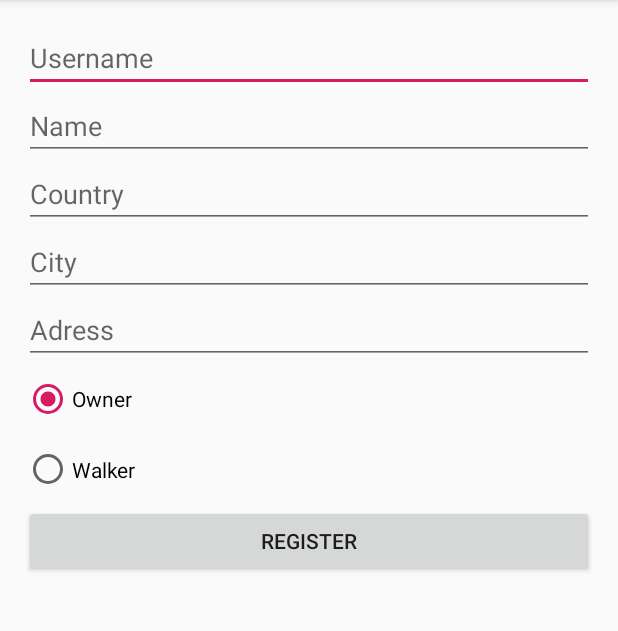
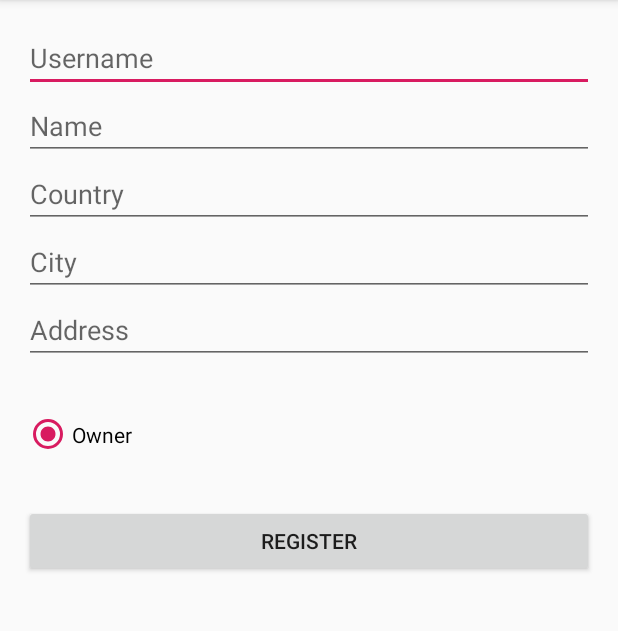
Before and after one commit to Mokkants/DogeAppMobile, an Android app: the RegisterActivity screen opened directly, with no data from a screen before it, on a phone screen of 412 x 824 dp, the part 84-715 px from its top. Run offline under Robolectric (Android 15) with nearby library versions, the phone set to English and light mode, and no system bars; our stand-ins replace Volley; network calls fail.

Commit message:
Fixed login procedure, removed unnecessary register fields, enabled loading screen on login

```diff
--- a/app/src/main/AndroidManifest.xml
+++ b/app/src/main/AndroidManifest.xml
@@ -13,6 +13,7 @@
         android:icon="@mipmap/ic_launcher"
         android:label="@string/app_name"
         android:roundIcon="@mipmap/ic_launcher_round"
+        android:usesCleartextTraffic="true"
         android:supportsRtl="true"
         android:theme="@style/AppTheme">
         <activity
--- a/app/src/main/res/layout/activity_register.xml
+++ b/app/src/main/res/layout/activity_register.xml
@@ -9,7 +9,7 @@
     android:paddingTop="@dimen/activity_vertical_margin"
     android:paddingRight="@dimen/activity_horizontal_margin"
     android:paddingBottom="@dimen/activity_vertical_margin"
-    tools:context="Activities.LoginActivity">
+    tools:context="LoginActivity">
 
     <EditText
         android:id="@+id/reg_username"
@@ -49,7 +49,7 @@
         android:layout_height="wrap_content"
         android:ems="10"
         android:inputType="textPersonName"
-        android:hint="Adress" />
+        android:hint="Address" />
 
     <RadioGroup
         android:id="@+id/user_radio"
@@ -67,16 +67,6 @@
             />
 
 
-        <RadioButton
-            android:id="@+id/WALKER"
-            android:layout_width="96dp"
-            android:layout_height="wrap_content"
-            android:layout_weight="1"
-
-            android:checked="false"
-            android:duplicateParentState="false"
-            android:text="Walker"
-            android:visibility="visible" />
     </RadioGroup>
 
     <Button
```
Also changed, not shown: app/src/main/java/com/doge/dogeapp/Activities/LoginActivity.java (+27 -109 lines), app/src/main/java/com/doge/dogeapp/Activities/MainActivity.java (+0 -11 lines), app/src/main/java/com/doge/dogeapp/Activities/RegisterActivity.java (+20 -40 lines), app/src/main/java/com/doge/dogeapp/Models/User.java (+14 -0 lines), app/src/main/res/layout/activity_login.xml (+9 -21 lines).
